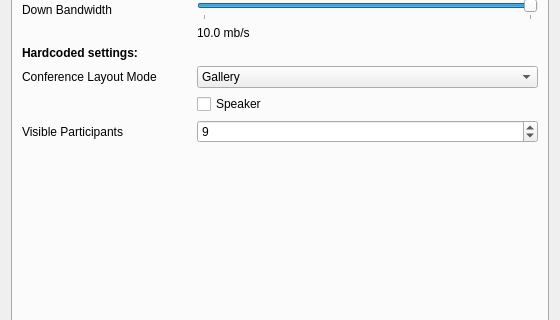
Old version of the form src/ui/settings/callsettings.ui in the repository ultravideo/uvgComm; both pictures show x 0 to 560 and y 203 to 523 of the 560 by 640 pixel window.
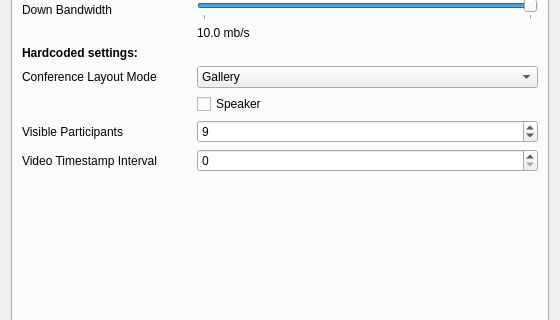
New version of the form. The open tabs and pages were chosen to show the change.

The edit to the form file:
```diff
--- a/src/ui/settings/callsettings.ui
+++ b/src/ui/settings/callsettings.ui
@@ -382,6 +382,20 @@
          </property>
         </widget>
        </item>
+       <item row="12" column="0">
+        <widget class="QLabel" name="timestamp_label">
+         <property name="text">
+          <string>Video Timestamp Interval</string>
+         </property>
+        </widget>
+       </item>
+       <item row="12" column="1">
+        <widget class="QSpinBox" name="timestamp_spinbox">
+         <property name="maximum">
+          <number>1000</number>
+         </property>
+        </widget>
+       </item>
       </layout>
      </widget>
      <widget class="QWidget" name="ice">
```
